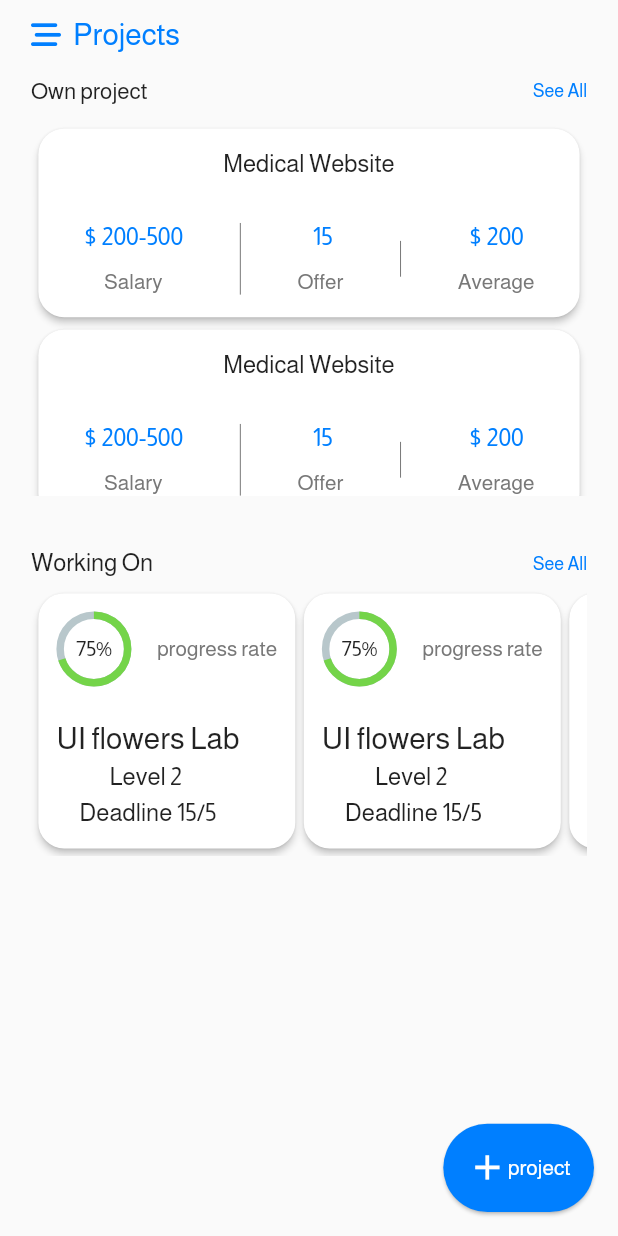
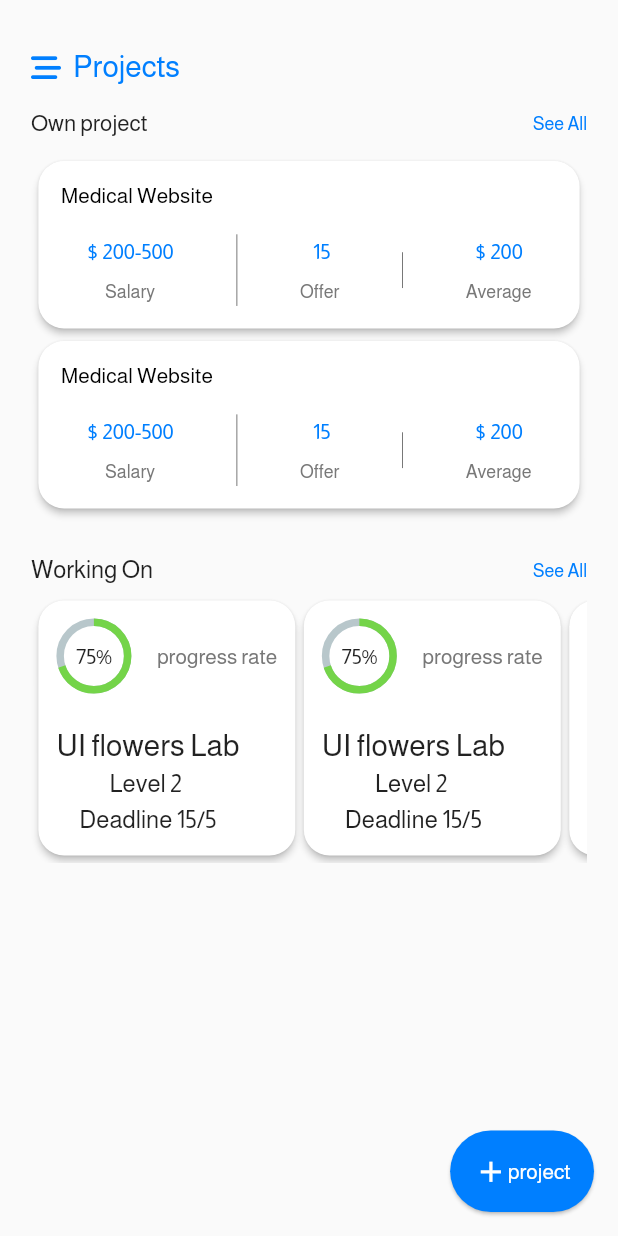
Before and after one commit to ghofran11/FreeLand, a Flutter app: the ProjectPage screen opened directly, on a phone screen of 412 x 824 dp. Run offline on Flutter 3.47's test engine with Material 2 defaults, Android fonts, the phone set to English and light mode, and no system bars; drawn by our look-alikes of percent_indicator; our stand-ins replace bloc, bot_toast, bottom_navy_bar, cached_network_image, carousel_slider, device_preview and 28 more; missing offline and left inert: colours, comment_box, dio_flutter_transformer2, dio_refresh_bot, internet_file and 2 more; accounts and stored records are empty; network calls fail; statements that could not run were skipped.

Commit message:
feat(project):update ui

```diff
--- a/lib/app/auth/presentation/login/login_screen.dart
+++ b/lib/app/auth/presentation/login/login_screen.dart
@@ -108,7 +108,7 @@ class LoginScreen extends StatelessWidget {
                             const CustomText.bodyMedium('Remember me'),
                           ],
                         ),
-                        SizedBox(height: 100.0.h),
+                        SizedBox(height: 50.0.h),
                         Column(
                           crossAxisAlignment: CrossAxisAlignment.stretch,
                           children: [
@@ -128,7 +128,7 @@ class LoginScreen extends StatelessWidget {
                                 : const LoadingProgress(),
                             SizedBox(height: 4.0.h),
                             if (!state.formStatus.isLoading())
-                              ElevatedButton(
+                              OutlinedButton(
                                 onPressed: () {
                                   context.goNamed(SignUpScreen.routeName);
                                 },
--- a/lib/app/projects/presentation/ui/projects_screen.dart
+++ b/lib/app/projects/presentation/ui/projects_screen.dart
@@ -3,6 +3,7 @@ import 'package:flutter/material.dart';
 import 'package:flutter_screenutil/flutter_screenutil.dart';
 import 'package:font_awesome_flutter/font_awesome_flutter.dart';
 import 'package:freeland/app/projects/presentation/ui/screen/add_project.dart';
+import 'package:freeland/app/projects/presentation/ui/screen/all_own_project.dart';
 import 'package:freeland/app/projects/presentation/ui/screen/project_own.dart';
 import 'package:freeland/app/projects/presentation/ui/screen/working_on.dart';
 import 'package:go_router/go_router.dart';
@@ -19,11 +20,11 @@ class ProjectPage extends StatelessWidget {
   Widget build(BuildContext context) {
     return SafeArea(
       child: Scaffold(
-
         body: ListView(
           physics: const BouncingScrollPhysics(),
           padding: EdgeInsets.symmetric(
             horizontal: horizontalAppPadding.w,
+            vertical: verticalAppPadding.h
           ),
           children: [
             SizedBox(
@@ -51,14 +52,19 @@ class ProjectPage extends StatelessWidget {
               height: 15.0.h,
             ),
             Row(
-              children: const [
-                CustomText.titleMedium(
+              children:  [
+               const CustomText.titleMedium(
                   'Own project',
                   style: TextStyle(fontSize: 15),
                 ),
-                Spacer(),
-                CustomText.bodySmall("See All",
-                    style: TextStyle(color: AppColors.primary))
+               const Spacer(),
+                InkWell(
+                  onTap: (){
+                    context.pushNamed(AllOwnProject.routeName);
+                  },
+                  child:const CustomText.bodySmall("See All",
+                      style: TextStyle(color: AppColors.primary)),
+                )
               ],
             ),
             SizedBox(height: 10.0.h),
@@ -82,11 +88,11 @@ class ProjectPage extends StatelessWidget {
                         child: Padding(
                           padding: const EdgeInsets.all(15.0),
                           child: Column(
-                            crossAxisAlignment: CrossAxisAlignment.center,
+                            crossAxisAlignment: CrossAxisAlignment.start,
                             children: [
-                              const CustomText.titleMedium('Medical Website'),
+                              const CustomText.titleSmall('Medical Website'),
                               SizedBox(
-                                height: 25.0.h,
+                                height: 15.0.h,
                               ),
                               Row(
                                 mainAxisAlignment:
@@ -97,7 +103,8 @@ class ProjectPage extends StatelessWidget {
                                       const CustomText.titleMedium(
                                         '\$ 200-500',
                                         style:
-                                            TextStyle(color: AppColors.primary),
+                                            TextStyle(color: AppColors.primary,
+                                            fontSize: 14),
                                       ),
                                       SizedBox(
                                         height: 10.0.h,
@@ -105,7 +112,7 @@ class ProjectPage extends StatelessWidget {
                                       const CustomText.bodyMedium(
                                         'Salary',
                                         style:
-                                            TextStyle(color: AppColors.grey2),
+                                            TextStyle(color: AppColors.grey2,fontSize:12 ),
                                       ),
                                     ],
                                   ),
@@ -119,7 +126,8 @@ class ProjectPage extends StatelessWidget {
                                       const CustomText.titleMedium(
                                         ' 15',
                                         style:
-                                            TextStyle(color: AppColors.primary),
+                                            TextStyle(color: AppColors.primary,
+                                            fontSize: 14),
                                       ),
                                       SizedBox(
                                         height: 10.0.h,
@@ -127,7 +135,7 @@ class ProjectPage extends StatelessWidget {
                                       const CustomText.bodyMedium(
                                         'Offer',
                                         style:
-                                            TextStyle(color: AppColors.grey2),
+                                            TextStyle(color: AppColors.grey2,fontSize: 12),
                                       ),
                                     ],
                                   ),
@@ -141,7 +149,7 @@ class ProjectPage extends StatelessWidget {
                                       const CustomText.titleMedium(
                                         '\$ 200',
                                         style:
-                                            TextStyle(color: AppColors.primary),
+                                            TextStyle(color: AppColors.primary,fontSize: 14),
                                       ),
                                       SizedBox(
                                         height: 10.0.h,
@@ -149,7 +157,7 @@ class ProjectPage extends StatelessWidget {
                                       const CustomText.bodyMedium(
                                         'Average',
                                         style:
-                                            TextStyle(color: AppColors.grey2),
+                                            TextStyle(color: AppColors.grey2,fontSize: 12),
                                       ),
                                     ],
                                   ),
@@ -163,7 +171,7 @@ class ProjectPage extends StatelessWidget {
                   }),
             ),
             SizedBox(
-              height: 30.0.h,
+              height: 16.0.h,
             ),
             Row(
               children: const [
--- a/lib/app/projects/presentation/ui/screen/add_project.dart
+++ b/lib/app/projects/presentation/ui/screen/add_project.dart
@@ -73,8 +73,7 @@ class AddProject extends StatelessWidget {
                       )),
                   const CustomText.titleLarge(
                     'Add Project ',
-                    style: TextStyle(
-                        fontWeight: FontWeight.bold, color: AppColors.primary),
+
                   ),
                 ],
               ),
--- a/lib/common/config/theme/src/styles.dart
+++ b/lib/common/config/theme/src/styles.dart
@@ -11,7 +11,7 @@ import 'colors.dart';
 const double horizontalAppPadding = 18;
 const double verticalAppPadding = 18;
 
-const kIconSize = 24.0;
+const kIconSize = 20.0;
 const buttonBorderRadius = 24.0;
 const String fontFamily = "Almarai";
 const designSize = Size(360, 690);
@@ -85,7 +85,7 @@ final cardTheme = CardTheme(
     )
     );
 
-final iconTheme = IconThemeData(size: kIconSize.r, color: Colors.redAccent);
+final iconTheme = IconThemeData(size: kIconSize.r, color: AppColors.grey2);
 
 InputDecoration dynamicInputDecorationTheme({
   required ThemeData themeData,
```
Also changed, not shown: lib/app/auth/presentation/sign_up/sign_up_screen.dart (+26 -12 lines), lib/app/home/presentation/ui/screen/tips_screen.dart (+1 -10 lines), lib/app/projects/presentation/ui/screen/all_own_project.dart (added, +138 -0 lines), lib/app/projects/presentation/ui/screen/offer_screen.dart (+8 -2 lines), lib/app/projects/presentation/ui/screen/project_detail.dart (+30 -12 lines), lib/app/projects/presentation/ui/screen/project_own.dart (+17 -7 lines), lib/app/root/root_screen.dart (+9 -9 lines), lib/router/route_config.dart (+7 -0 lines).
